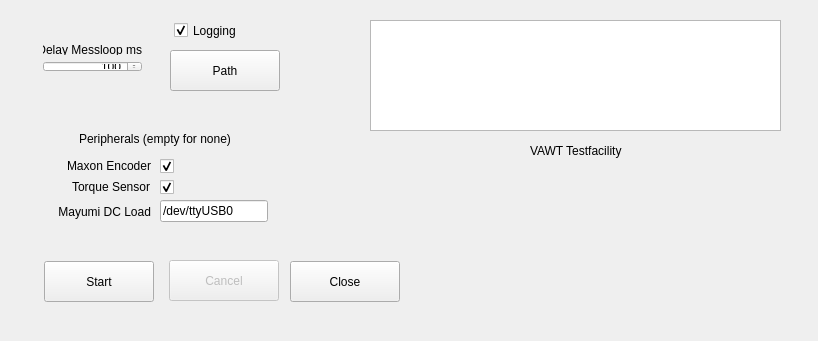
Before: the Qt Designer form src/VAWTGui/mainwindow.ui in pick2510/VAWTGui, drawn with Qt 5.
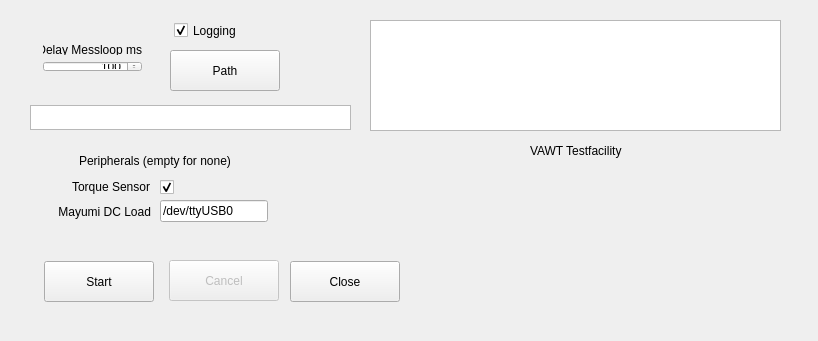
After: the same form once the commit is applied. Icons and pictures are not drawn.

Commit message: Implemented a Pathfield. Removed Encoder Options

What changed in the file:
```diff
--- a/src/VAWTGui/mainwindow.ui
+++ b/src/VAWTGui/mainwindow.ui
@@ -79,7 +79,7 @@
     <property name="geometry">
      <rect>
       <x>79</x>
-      <y>128</y>
+      <y>150</y>
       <width>201</width>
       <height>21</height>
      </rect>
@@ -178,38 +178,6 @@
      <string>Path</string>
     </property>
    </widget>
-   <widget class="QLabel" name="label_6">
-    <property name="geometry">
-     <rect>
-      <x>30</x>
-      <y>156</y>
-      <width>121</width>
-      <height>20</height>
-     </rect>
-    </property>
-    <property name="text">
-     <string> Maxon Encoder</string>
-    </property>
-    <property name="alignment">
-     <set>Qt::AlignRight|Qt::AlignTrailing|Qt::AlignVCenter</set>
-    </property>
-   </widget>
-   <widget class="QCheckBox" name="chkMaxon">
-    <property name="geometry">
-     <rect>
-      <x>160</x>
-      <y>158</y>
-      <width>16</width>
-      <height>16</height>
-     </rect>
-    </property>
-    <property name="text">
-     <string/>
-    </property>
-    <property name="checked">
-     <bool>true</bool>
-    </property>
-   </widget>
    <widget class="QLabel" name="label_7">
     <property name="geometry">
      <rect>
@@ -287,6 +255,28 @@
      <string>Cancel</string>
     </property>
    </widget>
+   <widget class="QTextEdit" name="txtPath">
+    <property name="geometry">
+     <rect>
+      <x>30</x>
+      <y>105</y>
+      <width>321</width>
+      <height>25</height>
+     </rect>
+    </property>
+    <property name="minimumSize">
+     <size>
+      <width>0</width>
+      <height>21</height>
+     </size>
+    </property>
+    <property name="lineWrapMode">
+     <enum>QTextEdit::NoWrap</enum>
+    </property>
+    <property name="readOnly">
+     <bool>true</bool>
+    </property>
+   </widget>
   </widget>
  </widget>
  <layoutdefault spacing="6" margin="11"/>
```
The commit also changes 1 other file.
